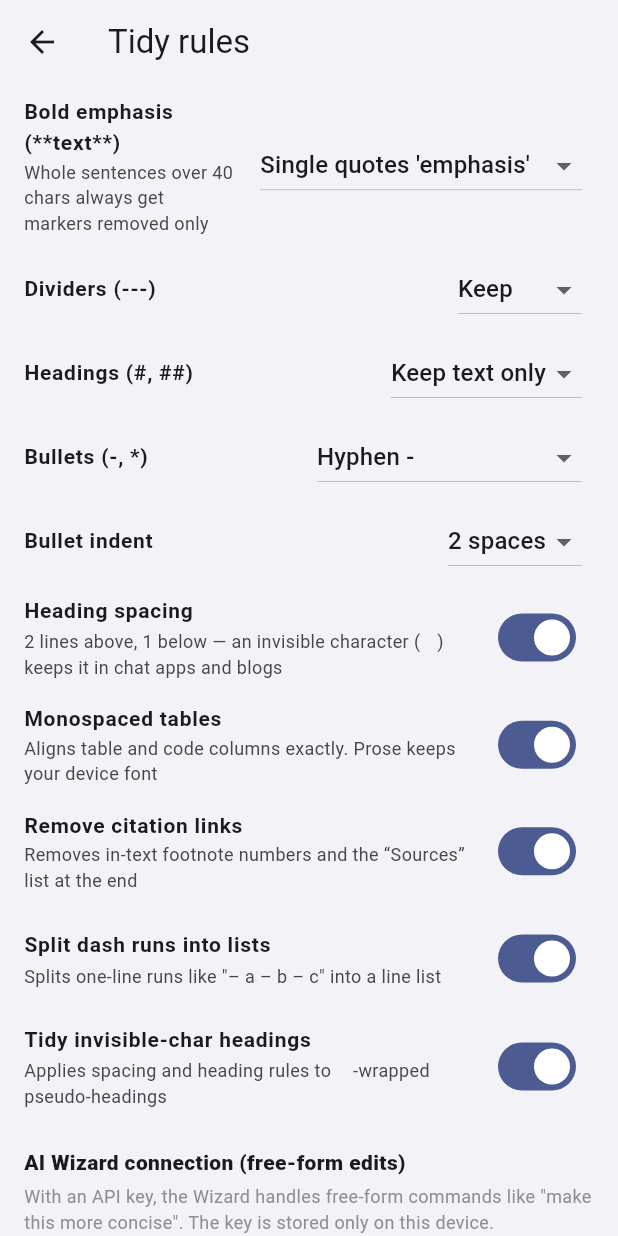
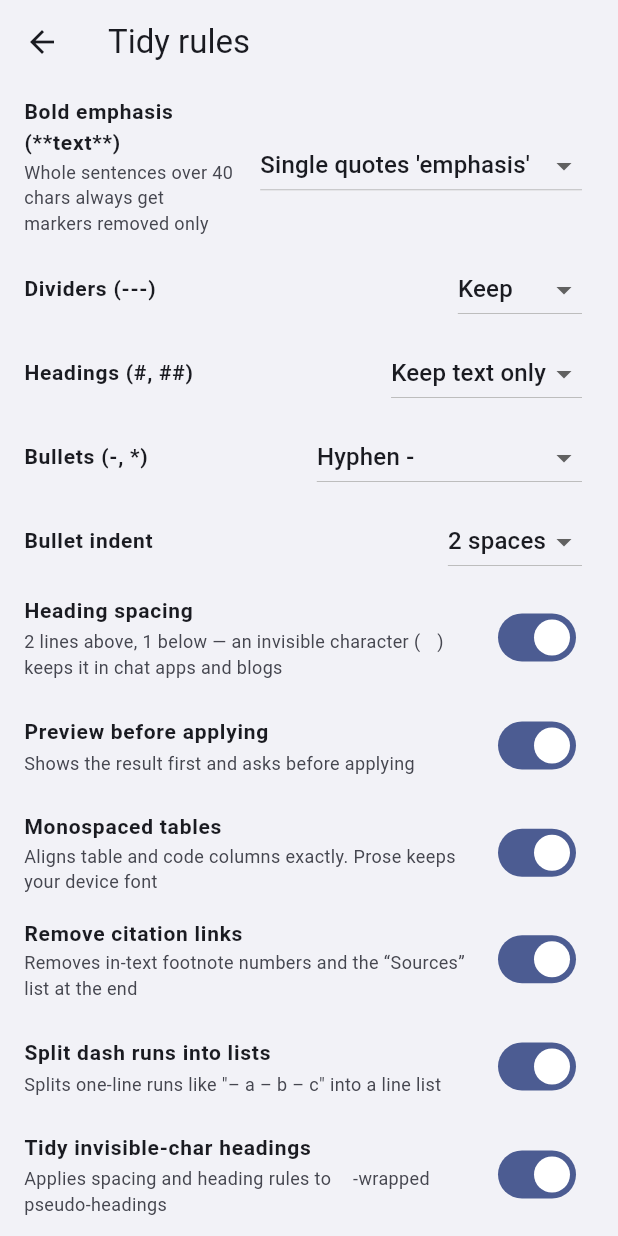
Before and after one commit to ziririt/simpletext-app, a Flutter app: the SettingsScreen screen opened directly, on a phone screen of 412 x 824 dp. Run offline on Flutter 3.47's test engine with Material 3 defaults, Android fonts, the phone set to English and light mode, and no system bars; our stand-ins replace shared_preferences; accounts and stored records are empty.

```diff
--- a/lib/l10n/l10n.dart
+++ b/lib/l10n/l10n.dart
@@ -68,6 +68,19 @@ abstract class L10n {
 
   // ---------------- 에디터 ----------------
   String get done;
+
+  /// 상단 툴바의 한 번 누르면 'AI 답변 정리'가 도는 버튼
+  String get autoTidy;
+
+  /// 마법사에 지시가 비었거나 바꿀 게 없을 때
+  String get wizardNothingToDo;
+
+  /// 미리보기 화면의 '앞으로 미리보기 생략' 체크
+  String get skipPreviewCheck;
+
+  /// 설정의 미리보기 항목
+  String get previewTitle2;
+  String get previewSub2;
   String get metaTooltip;
   String get pinTooltip;
   String get unpinTooltip;
@@ -80,6 +93,9 @@ abstract class L10n {
   String get noteNotFound;
   String get revertedToast;
   String appliedDone(String summary);
+
+  /// 마법사 지시를 전부 알아들었을 때 띄우는 알림
+  String wizardAppliedToast(int count);
 
   // 키보드 액세서리 바
   String get undoTip;
@@ -262,6 +278,11 @@ abstract class L10n {
         'seedTag': seedTag,
         'seedBody': seedBody,
         'done': done,
+        'autoTidy': autoTidy,
+        'wizardNothingToDo': wizardNothingToDo,
+        'skipPreviewCheck': skipPreviewCheck,
+        'previewTitle2': previewTitle2,
+        'previewSub2': previewSub2,
         'metaTooltip': metaTooltip,
         'pinTooltip': pinTooltip,
         'unpinTooltip': unpinTooltip,
--- a/lib/l10n/l10n_de.dart
+++ b/lib/l10n/l10n_de.dart
@@ -28,7 +28,7 @@ class L10nDe extends L10n {
   @override
   String get newNoteTooltip => 'Neue Notiz';
   @override
-  String get pasteAndTidy => 'Einfügen & bereinigen';
+  String get pasteAndTidy => 'Neue Notiz aus Zwischenablage';
   @override
   String get clipboardEmpty => 'Die Zwischenablage ist leer. Kopiere zuerst eine KI-Antwort.';
   @override
@@ -70,6 +70,24 @@ class L10nDe extends L10n {
 
   @override
   String get done => 'Fertig';
+
+  @override
+  String get autoTidy => 'Auto-Bereinigung';
+
+  @override
+  String get wizardNothingToDo => 'Nichts zu ändern';
+
+  @override
+  String wizardAppliedToast(int count) => '\$count Anweisung(en) angewendet';
+
+  @override
+  String get skipPreviewCheck => 'Vorschau künftig überspringen';
+
+  @override
+  String get previewTitle2 => 'Vorschau vor dem Anwenden';
+
+  @override
+  String get previewSub2 => 'Zeigt das Ergebnis zuerst und fragt vor dem Anwenden';
   @override
   String get metaTooltip => 'Quelle & Tags';
   @override
@@ -79,7 +97,7 @@ class L10nDe extends L10n {
   @override
   String get deleteTooltip => 'Löschen';
   @override
-  String get titleHint => 'Titel';
+  String get titleHint => 'Titel (automatisch)';
   @override
   String get sourceNone => 'Keine Quelle';
   @override
--- a/lib/l10n/l10n_en.dart
+++ b/lib/l10n/l10n_en.dart
@@ -28,7 +28,7 @@ class L10nEn extends L10n {
   @override
   String get newNoteTooltip => 'New note';
   @override
-  String get pasteAndTidy => 'Paste & Tidy';
+  String get pasteAndTidy => 'New note from clipboard';
   @override
   String get clipboardEmpty => 'Clipboard is empty. Copy an AI answer first.';
   @override
@@ -70,6 +70,24 @@ class L10nEn extends L10n {
 
   @override
   String get done => 'Done';
+
+  @override
+  String get autoTidy => 'Auto tidy';
+
+  @override
+  String get wizardNothingToDo => 'Nothing to change';
+
+  @override
+  String wizardAppliedToast(int count) => 'Applied \$count instruction(s)';
+
+  @override
+  String get skipPreviewCheck => 'Skip preview from now on';
+
+  @override
+  String get previewTitle2 => 'Preview before applying';
+
+  @override
+  String get previewSub2 => 'Shows the result first and asks before applying';
   @override
   String get metaTooltip => 'Source & tags';
   @override
@@ -79,7 +97,7 @@ class L10nEn extends L10n {
   @override
   String get deleteTooltip => 'Delete';
   @override
-  String get titleHint => 'Title';
+  String get titleHint => 'Title (auto)';
   @override
   String get sourceNone => 'No source';
   @override
--- a/lib/l10n/l10n_es.dart
+++ b/lib/l10n/l10n_es.dart
@@ -28,7 +28,7 @@ class L10nEs extends L10n {
   @override
   String get newNoteTooltip => 'Nueva nota';
   @override
-  String get pasteAndTidy => 'Pegar y ordenar';
+  String get pasteAndTidy => 'Nueva nota desde el portapapeles';
   @override
   String get clipboardEmpty => 'El portapapeles está vacío. Copia primero una respuesta de IA.';
   @override
@@ -70,6 +70,24 @@ class L10nEs extends L10n {
 
   @override
   String get done => 'OK';
+
+  @override
+  String get autoTidy => 'Limpieza automática';
+
+  @override
+  String get wizardNothingToDo => 'No hay nada que cambiar';
+
+  @override
+  String wizardAppliedToast(int count) => 'Se aplicaron \$count instrucción(es)';
+
+  @override
+  String get skipPreviewCheck => 'Omitir la vista previa en adelante';
+
+  @override
+  String get previewTitle2 => 'Vista previa antes de aplicar';
+
+  @override
+  String get previewSub2 => 'Muestra el resultado y pregunta antes de aplicar';
   @override
   String get metaTooltip => 'Fuente y etiquetas';
   @override
@@ -79,7 +97,7 @@ class L10nEs extends L10n {
   @override
   String get deleteTooltip => 'Eliminar';
   @override
-  String get titleHint => 'Título';
+  String get titleHint => 'Título (automático)';
   @override
   String get sourceNone => 'Sin fuente';
   @override
--- a/lib/l10n/l10n_fr.dart
+++ b/lib/l10n/l10n_fr.dart
@@ -28,7 +28,7 @@ class L10nFr extends L10n {
   @override
   String get newNoteTooltip => 'Nouvelle note';
   @override
-  String get pasteAndTidy => 'Coller et nettoyer';
+  String get pasteAndTidy => 'Nouvelle note depuis le presse-papiers';
   @override
   String get clipboardEmpty => 'Le presse-papiers est vide. Copiez d\'abord une réponse d\'IA.';
   @override
@@ -70,6 +70,24 @@ class L10nFr extends L10n {
 
   @override
   String get done => 'OK';
+
+  @override
+  String get autoTidy => 'Nettoyage auto';
+
+  @override
+  String get wizardNothingToDo => 'Rien à modifier';
+
+  @override
+  String wizardAppliedToast(int count) => '\$count instruction(s) appliquée(s)';
+
+  @override
+  String get skipPreviewCheck => 'Ignorer l’aperçu à l’avenir';
+
+  @override
+  String get previewTitle2 => 'Aperçu avant application';
+
+  @override
+  String get previewSub2 => 'Affiche le résultat puis demande avant d’appliquer';
   @override
   String get metaTooltip => 'Source et tags';
   @override
@@ -79,7 +97,7 @@ class L10nFr extends L10n {
   @override
   String get deleteTooltip => 'Supprimer';
   @override
-  String get titleHint => 'Titre';
+  String get titleHint => 'Titre (automatique)';
   @override
   String get sourceNone => 'Aucune source';
   @override
--- a/lib/l10n/l10n_ja.dart
+++ b/lib/l10n/l10n_ja.dart
@@ -28,7 +28,7 @@ class L10nJa extends L10n {
   @override
   String get newNoteTooltip => '新規メモ';
   @override
-  String get pasteAndTidy => '貼り付けて整理';
+  String get pasteAndTidy => '貼り付けて整理（新規メモ）';
   @override
   String get clipboardEmpty => 'クリップボードが空です。先にAIの回答をコピーしてください。';
   @override
@@ -70,6 +70,24 @@ class L10nJa extends L10n {
 
   @override
   String get done => '完了';
+
+  @override
+  String get autoTidy => '自動整理';
+
+  @override
+  String get wizardNothingToDo => '変更するものがありません';
+
+  @override
+  String wizardAppliedToast(int count) => '指示 \$count 件を適用しました';
+
+  @override
+  String get skipPreviewCheck => '今後プレビューを省略';
+
+  @override
+  String get previewTitle2 => '適用前にプレビュー';
+
+  @override
+  String get previewSub2 => '結果を先に表示して適用するか確認します';
   @override
   String get metaTooltip => '出典・タグ';
   @override
@@ -79,7 +97,7 @@ class L10nJa extends L10n {
   @override
   String get deleteTooltip => '削除';
   @override
-  String get titleHint => 'タイトル';
+  String get titleHint => 'タイトル（自動）';
   @override
   String get sourceNone => '出典なし';
   @override
--- a/lib/l10n/l10n_ko.dart
+++ b/lib/l10n/l10n_ko.dart
@@ -26,9 +26,9 @@ class L10nKo extends L10n {
   @override
   String get notesLabel => '메모';
   @override
-  String get newNoteTooltip => '새 메모';
+  String get newNoteTooltip => '새 문서 만들기';
   @override
-  String get pasteAndTidy => '붙여넣고 정리';
+  String get pasteAndTidy => '새 문서 만들어 붙여넣고 정리';
   @override
   String get clipboardEmpty => '클립보드가 비어 있습니다. AI 답변을 먼저 복사해 주세요.';
   @override
@@ -70,6 +70,24 @@ class L10nKo extends L10n {
 
   @override
   String get done => '완료';
+
+  @override
+  String get autoTidy => '자동 정리';
+
+  @override
+  String get wizardNothingToDo => '바꿀 것이 없습니다';
+
+  @override
+  String wizardAppliedToast(int count) => '지시 \$count개를 적용했습니다';
+
+  @override
+  String get skipPreviewCheck => '앞으로 미리보기 생략';
+
+  @override
+  String get previewTitle2 => '정리 전 미리보기';
+
+  @override
+  String get previewSub2 => '정리 결과를 먼저 보여 주고 적용할지 묻습니다';
   @override
   String get metaTooltip => '출처·태그';
   @override
@@ -79,7 +97,7 @@ class L10nKo extends L10n {
   @override
   String get deleteTooltip => '삭제';
   @override
-  String get titleHint => '제목';
+  String get titleHint => '제목(자동)';
   @override
   String get sourceNone => '출처 없음';
   @override
--- a/lib/l10n/l10n_pt.dart
+++ b/lib/l10n/l10n_pt.dart
@@ -28,7 +28,7 @@ class L10nPt extends L10n {
   @override
   String get newNoteTooltip => 'Nova nota';
   @override
-  String get pasteAndTidy => 'Colar e organizar';
+  String get pasteAndTidy => 'Nova nota a partir da área de transferência';
   @override
   String get clipboardEmpty => 'A área de transferência está vazia. Copie uma resposta de IA primeiro.';
   @override
@@ -70,6 +70,24 @@ class L10nPt extends L10n {
 
   @override
   String get done => 'OK';
+
+  @override
+  String get autoTidy => 'Limpeza automática';
+
+  @override
+  String get wizardNothingToDo => 'Nada para alterar';
+
+  @override
+  String wizardAppliedToast(int count) => '\$count instrução(ões) aplicada(s)';
+
+  @override
+  String get skipPreviewCheck => 'Ignorar a pré-visualização a partir de agora';
+
+  @override
+  String get previewTitle2 => 'Pré-visualizar antes de aplicar';
+
+  @override
+  String get previewSub2 => 'Mostra o resultado e pergunta antes de aplicar';
   @override
   String get metaTooltip => 'Fonte e tags';
   @override
@@ -79,7 +97,7 @@ class L10nPt extends L10n {
   @override
   String get deleteTooltip => 'Excluir';
   @override
-  String get titleHint => 'Título';
+  String get titleHint => 'Título (automático)';
   @override
   String get sourceNone => 'Sem fonte';
   @override
--- a/lib/l10n/l10n_zh_hans.dart
+++ b/lib/l10n/l10n_zh_hans.dart
@@ -28,7 +28,7 @@ class L10nZhHans extends L10n {
   @override
   String get newNoteTooltip => '新建备忘录';
   @override
-  String get pasteAndTidy => '粘贴并整理';
+  String get pasteAndTidy => '新建并粘贴整理';
   @override
   String get clipboardEmpty => '剪贴板为空。请先复制一段 AI 回答。';
   @override
@@ -70,6 +70,24 @@ class L10nZhHans extends L10n {
 
   @override
   String get done => '完成';
+
+  @override
+  String get autoTidy => '自动整理';
+
+  @override
+  String get wizardNothingToDo => '没有需要更改的内容';
+
+  @override
+  String wizardAppliedToast(int count) => '已应用 \$count 条指令';
+
+  @override
+  String get skipPreviewCheck => '以后跳过预览';
+
+  @override
+  String get previewTitle2 => '应用前预览';
+
+  @override
+  String get previewSub2 => '先显示整理结果，再询问是否应用';
   @override
   String get metaTooltip => '来源·标签';
   @override
@@ -79,7 +97,7 @@ class L10nZhHans extends L10n {
   @override
   String get deleteTooltip => '删除';
   @override
-  String get titleHint => '标题';
+  String get titleHint => '标题（自动）';
   @override
   String get sourceNone => '无来源';
   @override
--- a/lib/l10n/l10n_zh_hant.dart
+++ b/lib/l10n/l10n_zh_hant.dart
@@ -28,7 +28,7 @@ class L10nZhHant extends L10n {
   @override
   String get newNoteTooltip => '新增備忘錄';
   @override
-  String get pasteAndTidy => '貼上並整理';
+  String get pasteAndTidy => '新增並貼上整理';
   @override
   String get clipboardEmpty => '剪貼簿是空的。請先複製一段 AI 回答。';
   @override
@@ -70,6 +70,24 @@ class L10nZhHant extends L10n {
 
   @override
   String get done => '完成';
+
+  @override
+  String get autoTidy => '自動整理';
+
+  @override
+  String get wizardNothingToDo => '沒有需要變更的內容';
+
+  @override
+  String wizardAppliedToast(int count) => '已套用 \$count 條指令';
+
+  @override
+  String get skipPreviewCheck => '以後略過預覽';
+
+  @override
+  String get previewTitle2 => '套用前預覽';
+
+  @override
+  String get previewSub2 => '先顯示整理結果，再詢問是否套用';
   @override
   String get metaTooltip => '來源·標籤';
   @override
@@ -79,7 +97,7 @@ class L10nZhHant extends L10n {
   @override
   String get deleteTooltip => '刪除';
   @override
-  String get titleHint => '標題';
+  String get titleHint => '標題（自動）';
   @override
   String get sourceNone => '無來源';
   @override
--- a/lib/version.dart
+++ b/lib/version.dart
@@ -15,7 +15,7 @@
 library;
 
 /// 사람이 보는 버전. 기능이 바뀌면 가운데 자리, 고침만 있으면 끝자리를 올린다.
-const String appVersion = '0.1.9';
+const String appVersion = '0.2.0';
 
 /// 빌드 번호. 같은 버전으로 여러 번 올릴 때 구분한다.
 /// TestFlight 업로드 시에는 CI가 실행 번호로 덮어쓴다(같은 번호를 두 번 못 받기 때문).
--- a/pubspec.yaml
+++ b/pubspec.yaml
@@ -16,7 +16,7 @@ publish_to: 'none' # Remove this line if you wish to publish to pub.dev
 # https://developer.apple.com/library/archive/documentation/General/Reference/InfoPlistKeyReference/Articles/CoreFoundationKeys.html
 # In Windows, build-name is used as the major, minor, and patch parts
 # of the product and file versions while build-number is used as the build suffix.
-version: 0.1.9+1
+version: 0.2.0+1
 
 environment:
   sdk: ^3.12.2
```
Also changed, not shown: lib/main.dart (+122 -12 lines).
